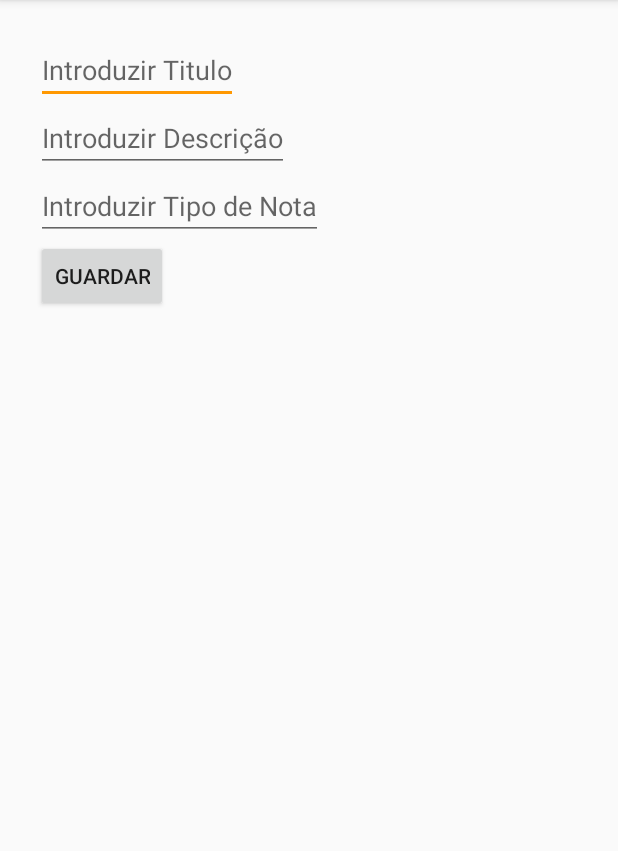
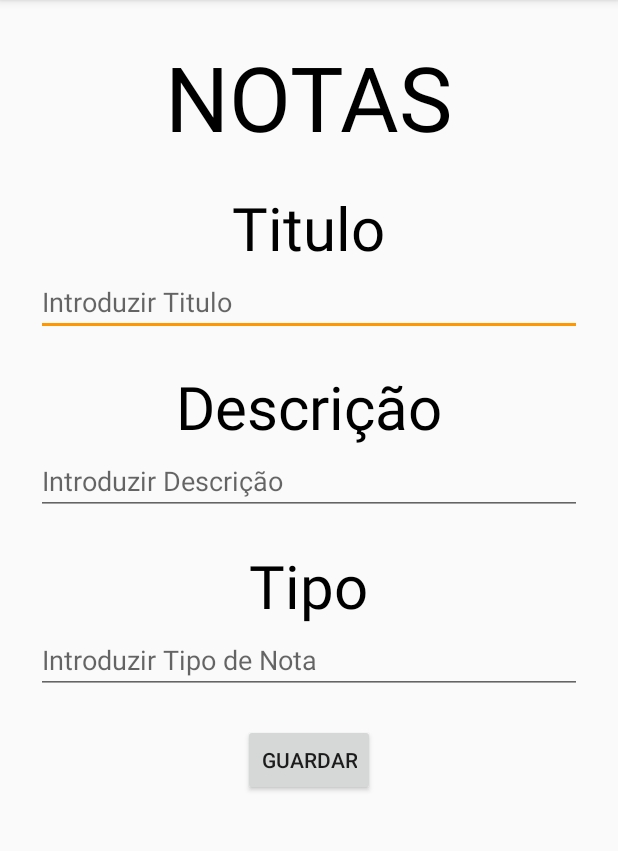
Before and after one commit to BoneMoon/Android_Project, an Android app: the NewNotaActivity screen opened directly, with no data from a screen before it, on a phone screen of 412 x 824 dp, the part 84-935 px from its top. Run offline under Robolectric (Android 15) with nearby library versions, the phone set to English and light mode, and no system bars.

Commit message:
Layout new nota updated

```diff
--- a/app/src/main/res/layout/activity_new_nota.xml
+++ b/app/src/main/res/layout/activity_new_nota.xml
@@ -1,5 +1,5 @@
 <?xml version="1.0" encoding="utf-8"?>
-<LinearLayout
+<RelativeLayout
     xmlns:android="http://schemas.android.com/apk/res/android"
     xmlns:app="http://schemas.android.com/apk/res-auto"
     xmlns:tools="http://schemas.android.com/tools"
@@ -9,28 +9,79 @@
     android:padding="24dp"
     tools:context=".NewNotaActivity">
 
+    <TextView
+        android:layout_width="wrap_content"
+        android:layout_height="wrap_content"
+        android:layout_marginLeft="100dp"
+        android:layout_centerHorizontal="true"
+        android:text="NOTAS"
+        android:textColor="@color/Black"
+        android:textSize="60sp"
+        android:id="@+id/txtNota"/>
+
+
+    <TextView
+        android:layout_below="@+id/txtNota"
+        android:layout_width="wrap_content"
+        android:layout_height="wrap_content"
+        android:layout_centerHorizontal="true"
+        android:layout_marginTop="20dp"
+        android:text="Titulo"
+        android:textColor="@color/Black"
+        android:textSize="40sp"
+        android:id="@+id/txtTitulo"/>
+
     <EditText
         android:id="@+id/editTitulo"
+        android:layout_below="@id/txtTitulo"
+        android:layout_width="match_parent"
+        android:layout_height="wrap_content"
+        android:layout_centerHorizontal="true"
+        android:hint="Introduzir Titulo"/>
+
+    <TextView
+        android:layout_below="@+id/editTitulo"
         android:layout_width="wrap_content"
         android:layout_height="wrap_content"
-        android:hint="Introduzir Titulo"/>
+        android:layout_centerHorizontal="true"
+        android:layout_marginTop="20dp"
+        android:text="Descrição"
+        android:textColor="@color/Black"
+        android:textSize="40sp"
+        android:id="@+id/txtDesc"/>
 
     <EditText
         android:id="@+id/editDesc"
+        android:layout_width="match_parent"
+        android:layout_height="wrap_content"
+        android:hint="Introduzir Descrição"
+        android:layout_below="@+id/txtDesc"/>
+
+    <TextView
+        android:layout_below="@+id/editDesc"
         android:layout_width="wrap_content"
         android:layout_height="wrap_content"
-        android:hint="Introduzir Descrição"/>
+        android:layout_centerHorizontal="true"
+        android:layout_marginTop="20dp"
+        android:text="Tipo"
+        android:textColor="@color/Black"
+        android:textSize="40sp"
+        android:id="@+id/txtTipo"/>
 
     <EditText
+        android:layout_below="@+id/txtTipo"
         android:id="@+id/editTipo"
-        android:layout_width="wrap_content"
+        android:layout_width="match_parent"
         android:layout_height="wrap_content"
         android:hint="Introduzir Tipo de Nota"/>
 
     <Button
+        android:layout_marginTop="20dp"
+        android:layout_below="@+id/editTipo"
         android:id="@+id/btnAdd"
         android:layout_width="wrap_content"
         android:layout_height="wrap_content"
+        android:layout_centerHorizontal="true"
         android:text="Guardar"/>
 
-</LinearLayout>
+</RelativeLayout>
```
